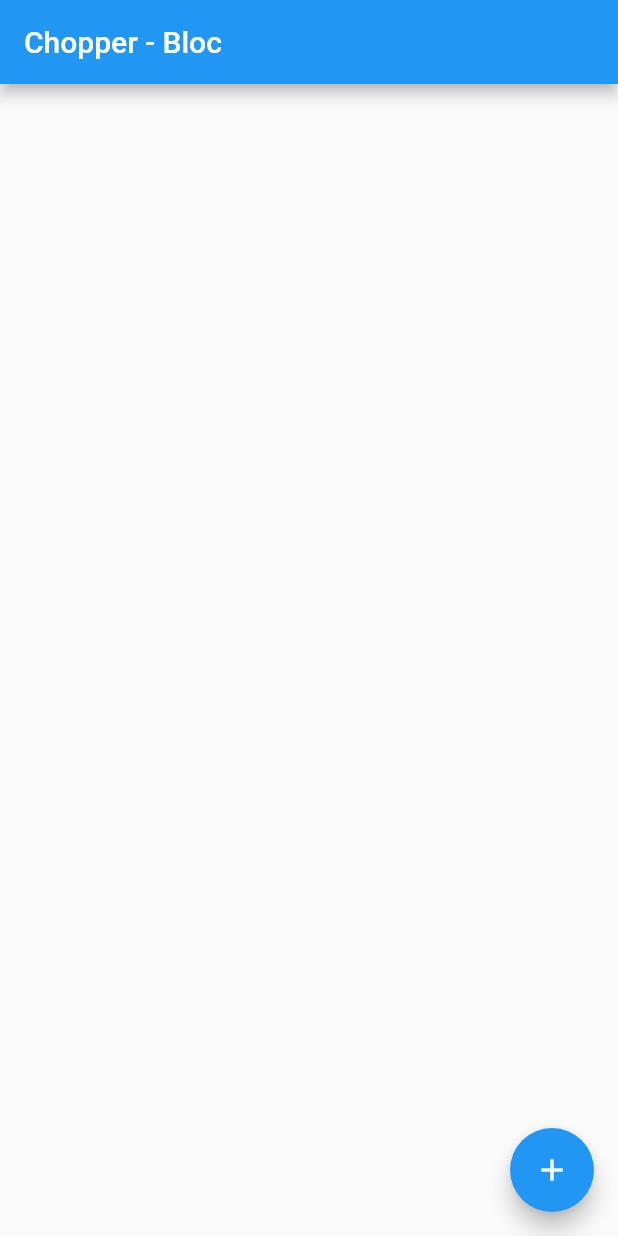
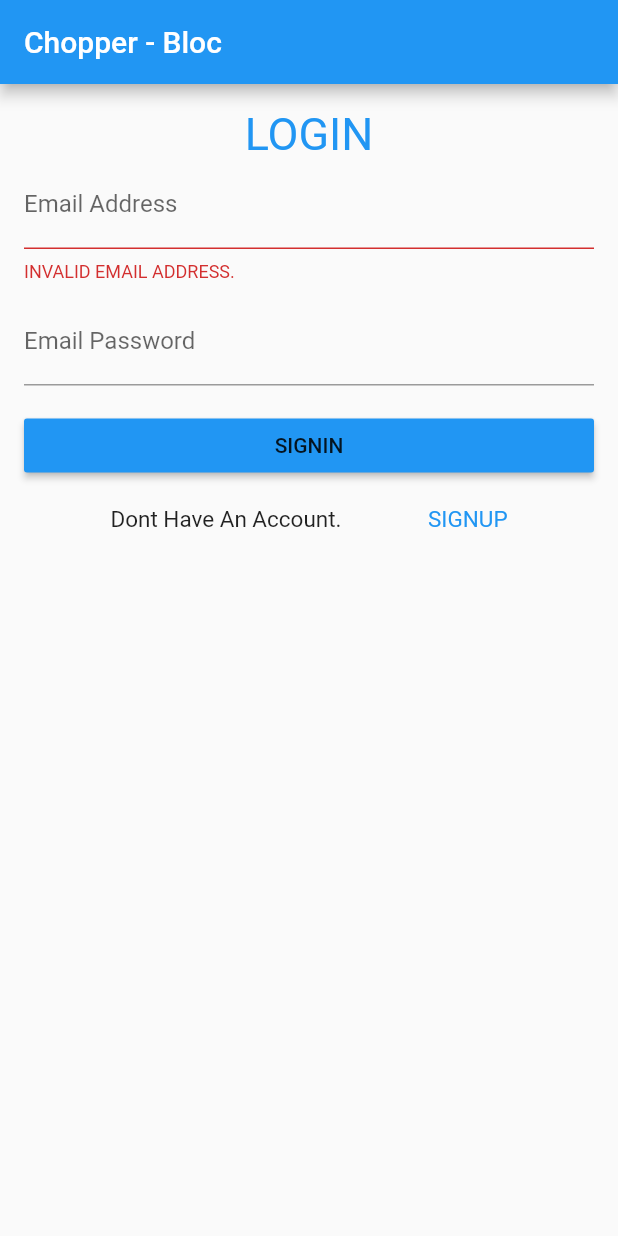
Before and after one commit to esmaeil-ahmadipour/Flutter_Bloc_Chopper, a Flutter app: the screen it shows after launch, on a phone screen of 412 x 824 dp. Run offline on Flutter 3.47's test engine with Material 2 defaults, Android fonts, the phone set to English and light mode, and no system bars.

Commit message:
commit> Add UI Login

```diff
--- a/lib/app.dart
+++ b/lib/app.dart
@@ -1,5 +1,5 @@
 import 'package:flutter/material.dart';
-import 'package:flutterblocchopper/ui/screeens/home.dart';
+import 'package:flutterblocchopper/ui/screeens/login.dart';
 
 class MyApp extends StatelessWidget {
 
--- a/lib/ui/screeens/home.dart
+++ /dev/null
@@ -1,25 +0,0 @@
-import 'package:flutter/material.dart';
-
-class HomePage extends StatelessWidget {
-
-  @override
-  Widget build(BuildContext context) {
-    return Scaffold(
-      appBar: AppBar(
-        title: Text("Chopper - Bloc"),
-      ),
-      body: Center(
-        child: Column(
-          mainAxisAlignment: MainAxisAlignment.center,
-          children: <Widget>[
-          ],
-        ),
-      ),
-      floatingActionButton: FloatingActionButton(
-        tooltip: 'Increment',
-        child: Icon(Icons.add),
-        onPressed: () {},
-      ),
-    );
-  }
-}
--- /dev/null
+++ b/lib/ui/screeens/login.dart
@@ -0,0 +1,93 @@
+import 'package:flutter/material.dart';
+
+class HomePage extends StatefulWidget {
+  @override
+  _HomePageState createState() => _HomePageState();
+}
+
+class _HomePageState extends State<HomePage> {
+  final emailController = TextEditingController();
+  final passwordController = TextEditingController();
+
+  @override
+  void initState() {
+    super.initState();
+  }
+
+  @override
+  Widget build(BuildContext context) {
+    return Scaffold(
+      appBar: AppBar(
+        title: Text("Chopper - Bloc"),
+      ),
+      body: Padding(
+        padding: EdgeInsets.all(8.0),
+        child: ListView(
+          padding: EdgeInsets.all(8.0),
+          children: <Widget>[
+            Center(
+              child: Text(
+                'LOGIN',
+                style: TextStyle(
+                    fontSize: 30.0, color: Theme.of(context).primaryColor),
+              ),
+            ),
+            TextFormField(
+              validator: (value) {
+                if (!value.contains("@")) {
+                  return "INVALID EMAIL ADDRESS.";
+                }
+                return null;
+              },
+              controller: emailController,
+              decoration: InputDecoration(
+                  errorText: "INVALID EMAIL ADDRESS.",
+                  hintText: "Enter Email Address.",
+                  labelText: "Email Address"),
+            ),
+            Padding(
+              padding: EdgeInsetsDirectional.only(bottom: 10.0),
+            ),
+            TextField(
+              controller: passwordController,
+              obscureText: true,
+              decoration: InputDecoration(
+                  hintText: "Enter Email Password.",
+                  labelText: "Email Password"),
+            ),
+            Padding(
+              padding:
+                  const EdgeInsetsDirectional.only(top: 16.0, bottom: 16.0),
+              child: RaisedButton(
+                color: Theme.of(context).primaryColor,
+                onPressed: () {},
+                child: Center(
+                  child: Text(
+                    "SIGNIN",
+                    style: TextStyle(),
+                  ),
+                ),
+              ),
+            ),
+            Row(
+              mainAxisAlignment: MainAxisAlignment.spaceEvenly,
+              children: <Widget>[
+                Text(
+                  "Dont Have An Account.",
+                  style: TextStyle(
+                    fontSize: 15.0,
+                  ),
+                ),
+                Text(
+                  "SIGNUP",
+                  style: TextStyle(
+                      fontSize: 15.0, color: Theme.of(context).primaryColor),
+                ),
+              ],
+            ),
+          ],
+        ),
+      ),
+    );
+  }
+}
```
